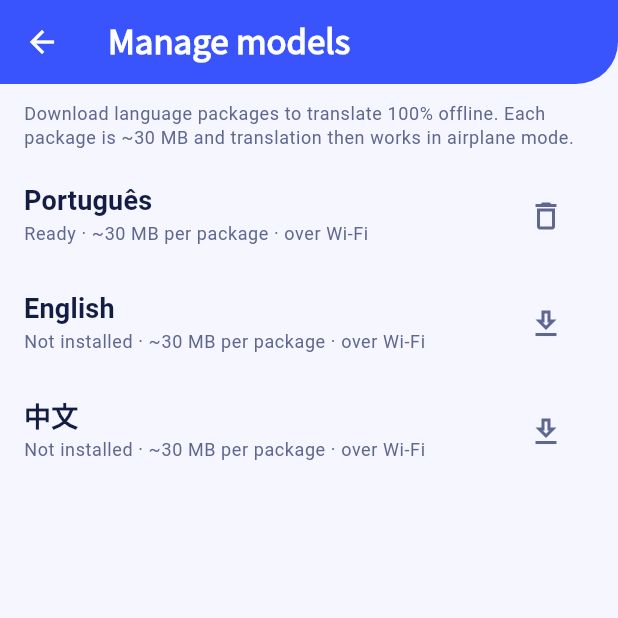
After one commit to Paulokkkkkkkkk/Translatoo, a Flutter app: the ModelManagerScreen screen opened directly, after a tap on the "download" icon, on a phone screen of 412 x 824 dp, the top half of it. The commit adds this screen. Run offline on Flutter 3.47's test engine with Material 3 defaults, Android fonts, the phone set to English and light mode, and no system bars; our stand-ins replace connectivity_plus, flutter_tts, permission_handler, shared_preferences; missing offline and left inert: google_mlkit_translation, record, whisper_ggml; accounts and stored records are empty.

Commit message:
feat(f3.4): Gerenciador de Modelos — estado real, baixar/excluir e gate Wi-Fi (#33)

```diff
--- a/lib/core/constants/app_strings.dart
+++ b/lib/core/constants/app_strings.dart
@@ -131,6 +131,12 @@ abstract final class AppStrings {
   String get settingsVoicePitch;
   String get settingsWifiOnly;
   String get settingsManageModels;
+
+  // Gerenciador de Modelos (F3.4)
+  String get modelManagerHint;
+  String modelManagerDeleteTitle(String language);
+  String get modelManagerDeleteBody;
+
   String get settingsClearHistory;
   String get settingsPrivacy;
 
@@ -314,6 +320,16 @@ final class _PtStrings extends AppStrings {
   String get settingsWifiOnly => 'Baixar modelos só no Wi-Fi';
   @override
   String get settingsManageModels => 'Gerenciar modelos';
+  @override
+  String get modelManagerHint =>
+      'Baixe os pacotes de idiomas para traduzir 100% offline. Cada pacote tem '
+      '~30 MB e a tradução fica disponível em modo avião.';
+  @override
+  String modelManagerDeleteTitle(String language) =>
+      'Excluir o pacote de $language?';
+  @override
+  String get modelManagerDeleteBody =>
+      'Você precisará baixá-lo de novo para traduzir neste idioma offline.';
   @override
   String get settingsClearHistory => 'Limpar histórico';
   @override
@@ -504,6 +520,17 @@ final class _EnStrings extends AppStrings {
   @override
   String get settingsManageModels => 'Manage models';
   @override
+  String get modelManagerHint =>
+      'Download language packages to translate 100% offline. Each package is '
+      '~30 MB and translation then works in airplane mode.';
+  @override
+  String modelManagerDeleteTitle(String language) =>
+      'Delete the $language package?';
+  @override
+  String get modelManagerDeleteBody =>
+      'You will need to download it again to translate in this language '
+      'offline.';
+  @override
   String get settingsClearHistory => 'Clear history';
   @override
   String get settingsPrivacy => 'No data ever leaves your device.';
@@ -684,6 +711,12 @@ final class _ZhStrings extends AppStrings {
   @override
   String get settingsManageModels => '管理模型';
   @override
+  String get modelManagerHint => '下载语言包即可 100% 离线翻译。每个语言包约 30 MB，下载后可离线使用。';
+  @override
+  String modelManagerDeleteTitle(String language) => '删除$language语言包？';
+  @override
+  String get modelManagerDeleteBody => '删除后如需离线翻译该语言，需要重新下载。';
+  @override
   String get settingsClearHistory => '清除历史记录';
   @override
   String get settingsPrivacy => '任何数据都不会离开您的设备。';
--- /dev/null
+++ b/lib/ui/screens/model_manager_screen.dart
@@ -0,0 +1,217 @@
+import 'dart:async';
+
+import 'package:flutter/material.dart';
+import 'package:provider/provider.dart';
+
+import '../../core/constants/app_spacing.dart';
+import '../../core/constants/app_strings.dart';
+import '../../core/services/app_exception.dart';
+import '../../core/services/model_manager_service.dart';
+import '../../models/language.dart';
+import '../../models/model_state.dart';
+
+/// Gerenciador de Modelos (F3.4 · PRD §3.5 · RF-M4-06 / AC-M4-4).
+///
+/// Substitui a tela de debug da F1.3 no Ajustes: o usuário vê o estado REAL
+/// dos três pacotes (`Não baixado · Baixando n% · Pronto`), o tamanho
+/// estimado e as ações Baixar / Cancelar / Excluir — sem nenhuma opção de
+/// debug visível.
+///
+/// Regras implementadas aqui:
+/// - download segue o `ModelManagerService` (que aplica o gate Wi-Fi); quando
+///   a rede é medida e `wifiOnly` está ligado, o erro vira SnackBar com a ação
+///   "Baixar mesmo assim" — a decisão NÃO altera a preferência (RF-M4-06);
+/// - exclusão é destrutiva: confirmação antes, mensagem da tabela §4.8 em caso
+///   de falha (nada de exceção crua).
+class ModelManagerScreen extends StatelessWidget {
+  const ModelManagerScreen({super.key});
+
+  @override
+  Widget build(BuildContext context) {
+    final t = AppStrings.of(context);
+    final manager = context.read<ModelManagerService>();
+
+    return Scaffold(
+      appBar: AppBar(title: Text(t.settingsManageModels)),
+      // `ModelManagerService` NÃO é ChangeNotifier: quem reage ao download é o
+      // ValueListenable `states` — por isso o ValueListenableBuilder em vez de
+      // um `watch` no serviço (que nunca rebuildaria o corpo).
+      body: ValueListenableBuilder<Map<Language, ModelState>>(
+        valueListenable: manager.states,
+        builder: (context, states, _) => ListView(
+          padding: const EdgeInsets.symmetric(vertical: AppSpacing.sm),
+          children: [
+            Padding(
+              padding: const EdgeInsets.fromLTRB(
+                AppSpacing.md,
+                AppSpacing.xs,
+                AppSpacing.md,
+                AppSpacing.sm,
+              ),
+              child: Text(
+                t.modelManagerHint,
+                style: Theme.of(context).textTheme.bodySmall?.copyWith(
+                  color: Theme.of(context).colorScheme.onSurfaceVariant,
+                ),
+              ),
+            ),
+            for (final language in Language.values)
+              _ModelRow(
+                language: language,
+                state: states[language] ?? const ModelNotDownloaded(),
+              ),
+          ],
+        ),
+      ),
+    );
+  }
+}
+
+class _ModelRow extends StatelessWidget {
+  const _ModelRow({required this.language, required this.state});
+
+  final Language language;
+  final ModelState state;
+
+  @override
+  Widget build(BuildContext context) {
+    final t = AppStrings.of(context);
+    final manager = context.read<ModelManagerService>();
+    // Campo público de widget não promove em Dart: a local permite o type
+    // promotion (`is ModelDownloading` → `progressPercent`).
+    final currentState = state;
+
+    return ListTile(
+      minVerticalPadding: AppSpacing.sm,
+      title: Text(
+        language.displayName,
+        style: Theme.of(context).textTheme.titleMedium,
+      ),
+      subtitle: Column(
+        crossAxisAlignment: CrossAxisAlignment.start,
+        children: [
+          Text(
+            '${modelStateLabel(t, currentState)} · ${t.modelSizeEstimate}',
+            style: Theme.of(context).textTheme.bodySmall?.copyWith(
+              color: Theme.of(context).colorScheme.onSurfaceVariant,
+            ),
+          ),
+          if (currentState is ModelDownloading) ...[
+            const SizedBox(height: AppSpacing.xs),
+            LinearProgressIndicator(
+              value: currentState.progressPercent / 100,
+              minHeight: 4,
+            ),
+          ],
+        ],
+      ),
+      trailing: switch (currentState) {
+        ModelNotDownloaded() => IconButton(
+          tooltip: t.actionDownload,
+          onPressed: () => unawaited(_download(context, manager)),
+          icon: const Icon(Icons.download_outlined),
+        ),
+        ModelDownloading() => IconButton(
+          tooltip: t.actionCancel,
+          onPressed: () => manager.cancelDownload(language),
+          icon: const Icon(Icons.close),
+        ),
+        ModelReady() => IconButton(
+          tooltip: t.actionDelete,
+          onPressed: () => unawaited(_confirmDelete(context, manager)),
+          icon: const Icon(Icons.delete_outline),
+        ),
+      },
+    );
+  }
+
+  /// Baixa com o gate Wi-Fi do serviço; `ERR_WIFI_ONLY` vira a ação
+  /// "Baixar mesmo assim" (RF-M4-06) — sem tocar na preferência.
+  Future<void> _download(
+    BuildContext context,
+    ModelManagerService manager,
+  ) async {
+    try {
+      await manager.downloadModel(language);
+    } on AppException catch (e) {
+      if (!context.mounted) return;
+      final t = AppStrings.of(context);
+      final messenger = ScaffoldMessenger.of(context);
+      messenger
+        ..hideCurrentSnackBar()
+        ..showSnackBar(
+          SnackBar(
+            content: Text(errorMessageOf(t, e.code)),
+            action: switch (e.code) {
+              ErrorCode.wifiOnly => SnackBarAction(
+                label: t.actionDownloadAnyway,
+                onPressed: () => unawaited(_forceDownload(context, manager)),
+              ),
+              ErrorCode.downloadFailed => SnackBarAction(
+                label: t.actionRetry,
+                onPressed: () => unawaited(_download(context, manager)),
+              ),
+              _ => null,
+            },
+          ),
+        );
+    }
+  }
+
+  Future<void> _forceDownload(
+    BuildContext context,
+    ModelManagerService manager,
+  ) async {
+    try {
+      await manager.downloadModel(language, force: true);
+    } on AppException catch (e) {
+      if (!context.mounted) return;
+      final t = AppStrings.of(context);
+      ScaffoldMessenger.of(context)
+        ..hideCurrentSnackBar()
+        ..showSnackBar(SnackBar(content: Text(errorMessageOf(t, e.code))));
+    }
+  }
+
+  Future<void> _confirmDelete(
+    BuildContext context,
+    ModelManagerService manager,
+  ) async {
+    final t = AppStrings.of(context);
+    final confirmed = await showDialog<bool>(
+      context: context,
+      builder: (context) => AlertDialog(
+        title: Text(t.modelManagerDeleteTitle(language.displayName)),
+        content: Text(t.modelManagerDeleteBody),
+        actions: [
+          TextButton(
+            onPressed: () => Navigator.of(context).pop(false),
+            child: Text(t.actionCancel),
+          ),
+          FilledButton(
+            onPressed: () => Navigator.of(context).pop(true),
+            child: Text(t.actionDelete),
+          ),
+        ],
+      ),
+    );
+    if (confirmed != true || !context.mounted) return;
+    try {
+      await manager.deleteModel(language);
+    } on AppException catch (e) {
+      if (!context.mounted) return;
+      final t = AppStrings.of(context);
+      ScaffoldMessenger.of(context)
+        ..hideCurrentSnackBar()
+        ..showSnackBar(
+          SnackBar(
+            content: Text(errorMessageOf(t, e.code)),
+            action: SnackBarAction(
+              label: t.actionRetry,
+              onPressed: () => unawaited(_confirmDelete(context, manager)),
+            ),
+          ),
+        );
+    }
+  }
+}
--- a/lib/ui/screens/settings_screen.dart
+++ b/lib/ui/screens/settings_screen.dart
@@ -8,7 +8,7 @@ import '../../models/app_settings.dart';
 import '../../models/language.dart';
 import '../../state/library_view_model.dart';
 import '../../state/settings_view_model.dart';
-import 'debug_models_screen.dart';
+import 'model_manager_screen.dart';
 
 /// Tela Ajustes (F3.3 · PRD §3.5).
 ///
@@ -81,9 +81,11 @@ class SettingsScreen extends StatelessWidget {
           ListTile(
             title: Text(t.settingsManageModels),
             trailing: const Icon(Icons.chevron_right),
+            // F3.4: o Gerenciador de Modelos de produto substitui a tela de
+            // debug da F1.3 neste destino.
             onTap: () => Navigator.of(context).push(
               MaterialPageRoute<void>(
-                builder: (_) => const DebugModelsScreen(),
+                builder: (_) => const ModelManagerScreen(),
               ),
             ),
           ),
```
Also changed, not shown: 1 other file.
